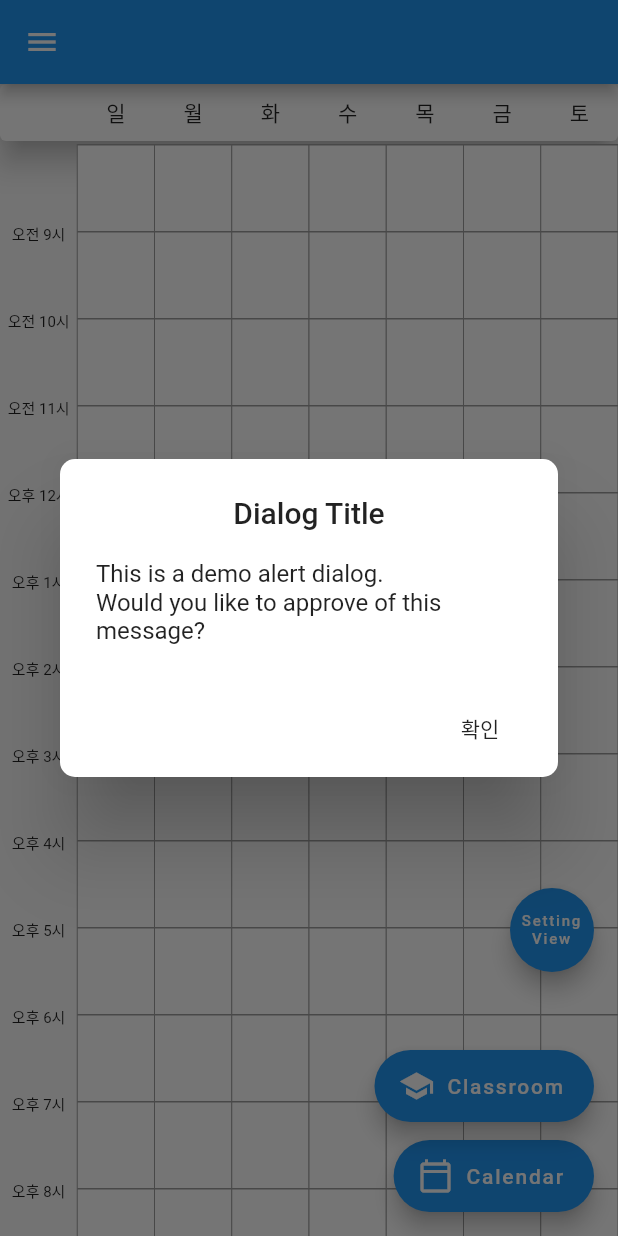
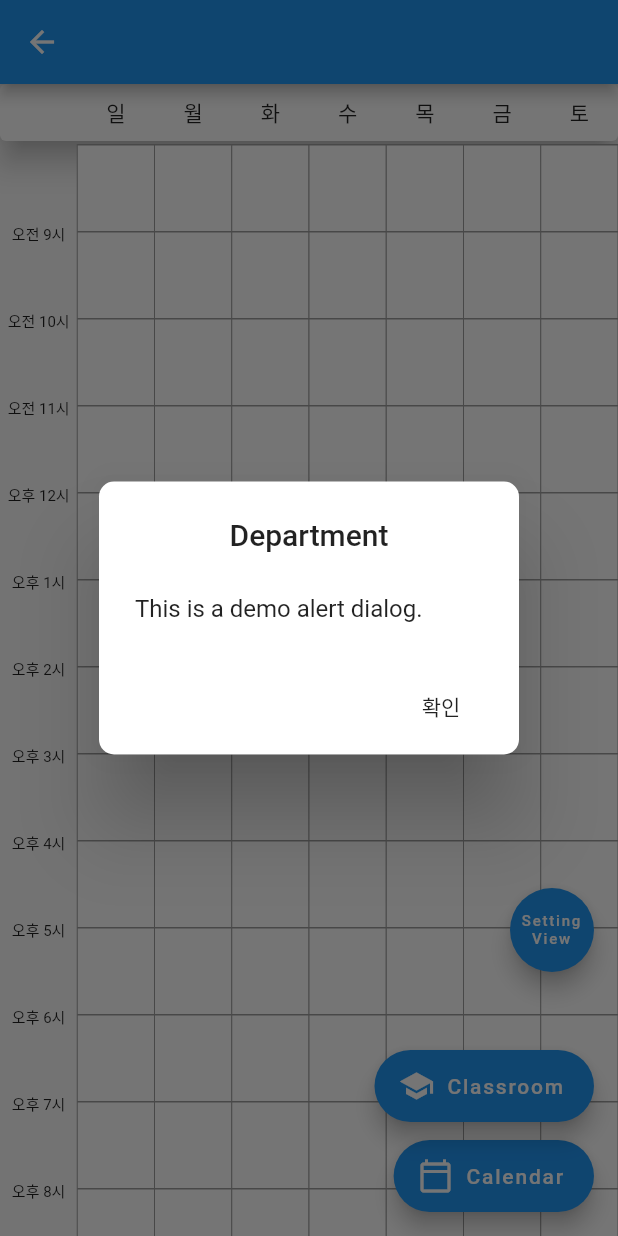
Before and after one commit to GC211SE/frontent, a Flutter app: the ReservationView screen opened by its route, after a tap on "Classroom", on a phone screen of 412 x 824 dp. Run offline on Flutter 3.47's test engine with Material 2 defaults, Android fonts, the phone set to English and light mode, and no system bars.

Commit message:
add class room dialog
add class room dialog

```diff
--- a/lib/Widget/timetable.dart
+++ b/lib/Widget/timetable.dart
@@ -5,13 +5,13 @@ import 'package:gcrs/src/indicator.dart';
 import 'package:gcrs/src/weekly_times.dart';
 
 class WeeklyTimeTable extends StatefulWidget {
-  /* variables */
+  /*** variables ***/
   // color
   final Color cellColor;
   final Color cellSelectedColor;
   final Color boarderColor;
 
-  final ValueChanged<Map<int, List<int>>> onValueChanged;
+  // final ValueChanged<Map<int, List<int>>> onValueChanged;
   final Map<int, List<int>> initialSchedule;
   final bool draggable;
   // use language
@@ -23,7 +23,7 @@ class WeeklyTimeTable extends StatefulWidget {
     this.cellSelectedColor = Colors.black,
     this.boarderColor = Colors.grey,
 
-    // 요일별 상수(?) 저장?
+    // ??
     this.initialSchedule = const {
       0: [],
       1: [],
@@ -36,7 +36,7 @@ class WeeklyTimeTable extends StatefulWidget {
 
     this.draggable = false,
     this.locale = "en",
-    this.onValueChanged,
+    // this.onValueChanged,
   });
 
   @override
@@ -66,6 +66,7 @@ class _WeeklyTimeTableState extends State<WeeklyTimeTable> {
     return Column(
       mainAxisSize: MainAxisSize.min,
       children: <Widget>[
+        /* day bar (top) */
         Header(WeeklyTimes.dates[this.locale]),
         Expanded(
           child: ListView.builder(
@@ -74,16 +75,17 @@ class _WeeklyTimeTableState extends State<WeeklyTimeTable> {
             scrollDirection: Axis.vertical,
             itemBuilder: (BuildContext context, int index) {
               List<Widget> children = [];
+              /* time bar (left) */
               children.add(Indicator(WeeklyTimes.times[this.locale][index]));
               children.addAll(
                 List.generate(
+
                   WeeklyTimes.dates[this.locale].length - 1,
-                      (i) =>
-                      Cell(
+                      (i) => Cell(
                         day: i,
                         timeRange: index,
                         isSelected: selected[i].contains(index),
-                        onCellTapped: onCellTapped,
+                        // onCellTapped: onCellTapped,
                         cellColor: widget.cellColor,
                         cellSelectedColor: widget.cellSelectedColor,
                         boarderColor: widget.boarderColor,
@@ -98,6 +100,7 @@ class _WeeklyTimeTableState extends State<WeeklyTimeTable> {
     );
   }
 
+  /*
   onCellTapped(int day, int timeRange, bool nextSelectedState) {
     setState(() {
       if (!nextSelectedState) {
@@ -108,4 +111,5 @@ class _WeeklyTimeTableState extends State<WeeklyTimeTable> {
     });
     widget.onValueChanged(selected);
   }
+  */
 }
--- a/lib/views/reservationView.dart
+++ b/lib/views/reservationView.dart
@@ -1,9 +1,8 @@
 import 'package:flutter/material.dart';
-import 'package:gcrs/Widget/dateDrawer.dart';
 import 'package:gcrs/Widget/timetable.dart';
 import 'package:gcrs/utils/GlobalVariables.dart';
 
-var thisContext = null;
+var thisContext;
 class ReservationView extends StatefulWidget {
   @override
   _ReservationViewState createState() => _ReservationViewState();
@@ -14,42 +13,48 @@ class _ReservationViewState extends State<ReservationView> {
   Widget build(BuildContext context) {
     thisContext = context;
     return Scaffold(
-      drawer: DateDrawer(),
       appBar: AppBar(
         title: Text(''),
       ),
+
+      /*** timetable ***/
       body: WeeklyTimeTable(
         // setting color of timetable cell
         //cellColor: Color.fromRGBO(0, 184, 255, 1.0),
         //cellSelectedColor: Color.fromRGBO(189, 0, 255, 1.0),
         //boarderColor: Color.fromRGBO(0,30,255, 1.0),
-        locale: 'ko',
-        onValueChanged: (Map<int, List<int>>selected) {
+        locale: 'ko', // language
+        /*
+        onValueChanged: (Map<int, List<int>>selected) {   //TODO function 구현 안됨
           print(selected);
         },
+        */
       ),
 
-      //TODO: add onPress
+
       floatingActionButton: Stack(
         children: <Widget>[
+          /*** 하단 bottom Calendar button -> choose week to make reservation***/
           Padding(padding: EdgeInsets.only(bottom:0),
             child: Align(
               alignment: Alignment.bottomRight,
               child: FloatingActionButton.extended(
                 heroTag: "calendar",
-                onPressed: (){},
+                onPressed: (){}, //TODO: add onPress make calendar
                 icon: Icon(Icons.calendar_today_outlined),
                 label: Text("Calendar") ),
             ),),
+          /*** 하단 bottom Classroom button -> choose classroom to make reservation***/
           Padding(padding: EdgeInsets.only(bottom:60),
             child: Align(
               alignment: Alignment.bottomRight,
               child: FloatingActionButton.extended(
                 heroTag: "classroom",
                 onPressed: (){classroomListDialog();},
-                icon: Icon(Icons.school),
+                icon: Icon(Icons.school), //TODO: add onPress show classroom list
                 label: Text("Classroom") ),
             ),),
+
 
           /*** This will be removed (TEST) ***/
           Padding(padding: EdgeInsets.only(bottom:160),
@@ -71,32 +76,34 @@ class _ReservationViewState extends State<ReservationView> {
   }
 }
 
+
 // TODO: get classroom list and popup
 /* class room list 띄움 */
 Future<void> classroomListDialog() async {
+  // TODO: 건물 이름으로 list 받아와서 넣기
+  var department = ['a','b','c','d','e'];
   return showDialog<void>(
-    // TODO: get context 찾기
-      // context: context,
+    // TODO: get context 찾기 -> 이거 이렇게 하는거 아닌것 같은데 다른 방법 있는것 같은데 모르겠음
     context: thisContext,
-      //barrierDismissible - Dialog를 제외한 다른 화면 터치 x
-      barrierDismissible: false,
+      barrierDismissible: false, //barrierDismissible - Dialog를 제외한 다른 화면 터치 x
       builder: (BuildContext context) {
         return AlertDialog(
-          // RoundedRectangleBorder - Dialog 화면 모서리 둥글게 조절
-          shape: RoundedRectangleBorder(
+          shape: RoundedRectangleBorder( // RoundedRectangleBorder - Dialog 화면 모서리 둥글게 조절
               borderRadius: BorderRadius.circular(10.0)),
           //Dialog Main Title
-          title: Column(
-            children: <Widget>[
-              new Text("Dialog Title"),
-            ],
-          ),
-          //
+          title: Column(children: <Widget>[new Text("Department"),],),
           content: SingleChildScrollView(
-            child: ListBody(
+            //https://fenderist.tistory.com/130 listview로 department 출력
+              child : ListBody(
               children: <Widget>[
+                // TODO: https://duzi077.tistory.com/301 보고 onclick 구현
+                Card(
+                    // child: new Text(department[0])
+                  child: Row(
+                  )
+                ),
+
                 Text('This is a demo alert dialog.'),
-                Text('Would you like to approve of this message?'),
               ],
             ),
           ),
```
Also changed, not shown: lib/Widget/dateDrawer.dart (deleted, +0 -38 lines).
